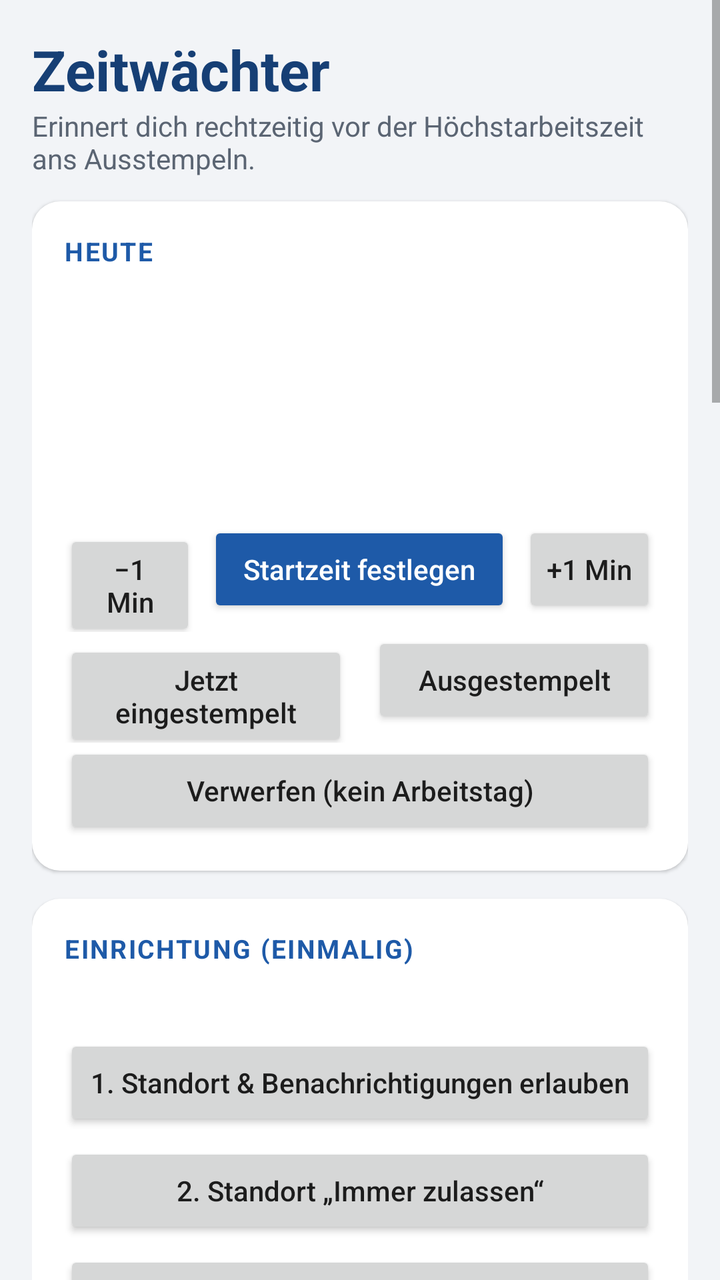
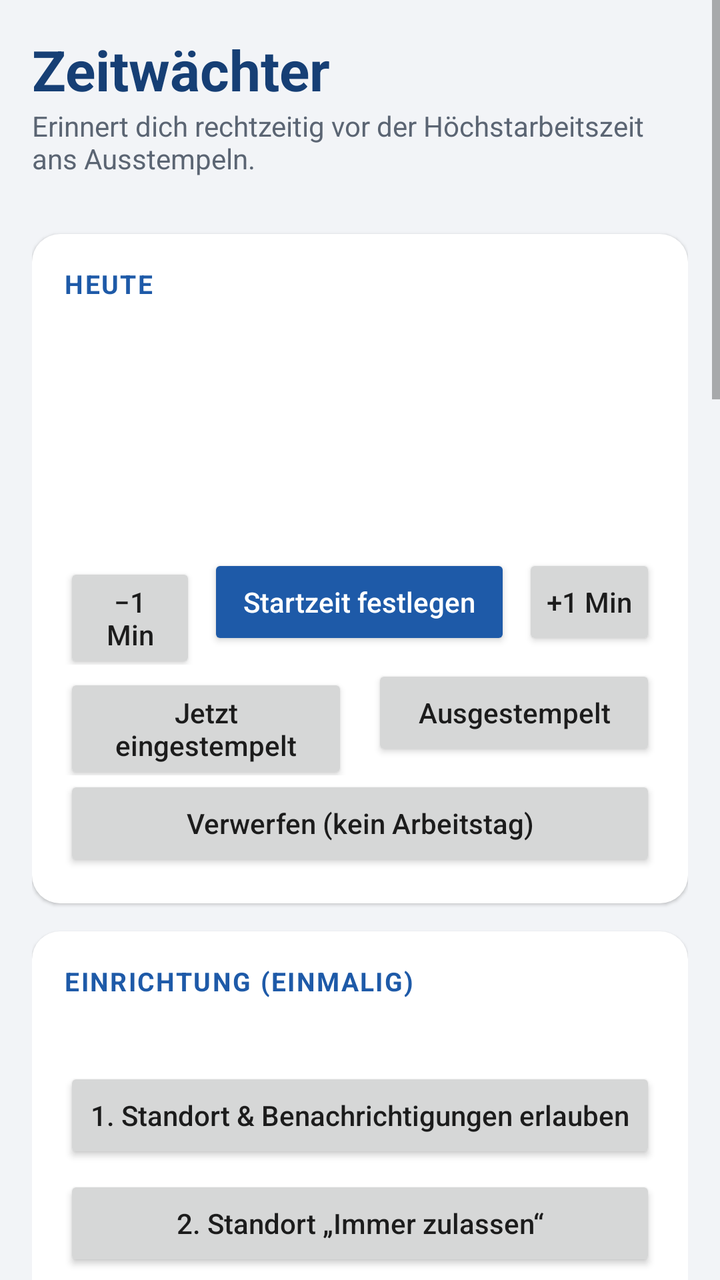

Two renders of the same Android screen: before a commit and after it. Below are the layout's source before the change and the commit's diff.
<!-- AndroidManifest.xml: application theme AppTheme -->
<!-- res/layout/activity_main.xml -->
<?xml version="1.0" encoding="utf-8"?>
<ScrollView xmlns:android="http://schemas.android.com/apk/res/android"
    android:layout_width="match_parent"
    android:layout_height="match_parent"
    android:background="@color/bg"
    android:fitsSystemWindows="true">

    <LinearLayout
        android:layout_width="match_parent"
        android:layout_height="wrap_content"
        android:orientation="vertical"
        android:padding="16dp">

        <TextView
            android:layout_width="wrap_content"
            android:layout_height="wrap_content"
            android:text="@string/app_name"
            android:textColor="@color/primary_dark"
            android:textSize="28sp"
            android:textStyle="bold" />

        <TextView
            android:layout_width="wrap_content"
            android:layout_height="wrap_content"
            android:layout_marginBottom="12dp"
            android:text="Erinnert dich rechtzeitig vor der Höchstarbeitszeit ans Ausstempeln."
            android:textColor="@color/text_secondary"
            android:textSize="14sp" />

        
        <LinearLayout style="@style/Section">

            <TextView
                style="@style/SectionTitle"
                android:text="Heute" />

            <TextView
                android:id="@+id/tvStatus"
                android:layout_width="match_parent"
                android:layout_height="wrap_content"
                android:textColor="@color/text"
                android:textSize="16sp" />

            <TextView
                android:id="@+id/tvDeadline"
                android:layout_width="match_parent"
                android:layout_height="wrap_content"
                android:layout_marginTop="8dp"
                android:textColor="@color/text"
                android:textSize="22sp"
                android:textStyle="bold" />

            <TextView
                android:id="@+id/tvRemaining"
                android:layout_width="match_parent"
                android:layout_height="wrap_content"
                android:textSize="18sp"
                android:textStyle="bold" />

            <TextView
                android:id="@+id/tvWorked"
                android:layout_width="match_parent"
                android:layout_height="wrap_content"
                android:layout_marginTop="4dp"
                android:textColor="@color/text_secondary"
                android:textSize="14sp" />

            
            <LinearLayout
                android:layout_width="match_parent"
                android:layout_height="wrap_content"
                android:layout_marginTop="12dp"
                android:orientation="horizontal">

                <Button
                    android:id="@+id/btnMinus"
                    style="@style/Btn"
                    android:layout_weight="0.7"
                    android:layout_marginEnd="6dp"
                    android:text="−1 Min" />

                <Button
                    android:id="@+id/btnEditStart"
                    style="@style/Btn"
                    android:layout_weight="1.6"
                    android:backgroundTint="@color/primary"
                    android:textColor="#FFFFFF"
                    android:text="Startzeit festlegen" />

                <Button
                    android:id="@+id/btnPlus"
                    style="@style/Btn"
                    android:layout_weight="0.7"
                    android:layout_marginStart="6dp"
                    android:text="+1 Min" />
            </LinearLayout>

            <LinearLayout
                android:layout_width="match_parent"
                android:layout_height="wrap_content"
                android:orientation="horizontal">

                <Button
                    android:id="@+id/btnStart"
                    style="@style/Btn"
                    android:layout_marginEnd="6dp"
                    android:text="Jetzt eingestempelt" />

                <Button
                    android:id="@+id/btnEnd"
                    style="@style/Btn"
                    android:layout_marginStart="6dp"
                    android:text="Ausgestempelt" />
            </LinearLayout>

            <Button
                android:id="@+id/btnDiscard"
                style="@style/BtnWide"
                android:layout_marginTop="0dp"
                android:text="Verwerfen (kein Arbeitstag)" />
        </LinearLayout>

        
        <LinearLayout style="@style/Section">

            <TextView
                style="@style/SectionTitle"
                android:text="Einrichtung (einmalig)" />

            <TextView
                android:id="@+id/tvPerms"
                android:layout_width="match_parent"
                android:layout_height="wrap_content"
                android:lineSpacingExtra="4dp"
                android:textColor="@color/text"
                android:textSize="15sp" />

            <Button
                android:id="@+id/btnPermLocation"
                style="@style/BtnWide"
                android:text="1. Standort &amp; Benachrichtigungen erlauben" />

            <Button
                android:id="@+id/btnPermBackground"
                style="@style/BtnWide"
                android:text="2. Standort „Immer zulassen“" />

            <Button
                android:id="@+id/btnPermBattery"
                style="@style/BtnWide"
                android:text="3. Akku-Optimierung &amp; Wecker" />
        </LinearLayout>

        
        <LinearLayout style="@style/Section">

            <TextView
                style="@style/SectionTitle"
                android:text="Arbeitsort" />

            <TextView
                android:id="@+id/tvGeofence"
                android:layout_width="match_parent"
                android:layout_height="wrap_content"
                android:layout_marginBottom="8dp"
                android:textColor="@color/text_secondary"
                android:textSize="14sp" />

            <Button
                android:id="@+id/btnUseCurrent"
                style="@style/BtnWide"
                android:text="Aktuellen Standort als Arbeitsort speichern" />

            <Button
                android:id="@+id/btnPasteLocation"
                style="@style/BtnWide"
                android:text="📋 Aus Zwischenablage einfügen (Google Maps)" />

            <TextView
                style="@style/Label"
                android:text="Breitengrad (oder „48.49, 9.21“ einfügen)" />

            <EditText
                android:id="@+id/etLat"
                style="@style/Field"
                android:hint="z. B. 48.491234"
                android:imeOptions="actionNext"
                android:inputType="text" />

            <TextView
                style="@style/Label"
                android:text="Längengrad" />

            <EditText
                android:id="@+id/etLon"
                style="@style/Field"
                android:hint="z. B. 9.204321"
                android:imeOptions="actionDone"
                android:inputType="numberDecimal|numberSigned" />

            <LinearLayout
                android:layout_width="match_parent"
                android:layout_height="wrap_content"
                android:layout_marginTop="6dp"
                android:orientation="horizontal">

                <Button
                    android:id="@+id/btnOpenMap"
                    style="@style/Btn"
                    android:layout_marginEnd="6dp"
                    android:text="In Karte prüfen" />

                <Button
                    android:id="@+id/btnSaveLocation"
                    style="@style/Btn"
                    android:layout_marginStart="6dp"
                    android:backgroundTint="@color/primary"
                    android:textColor="#FFFFFF"
                    android:text="✔ Arbeitsort übernehmen" />
            </LinearLayout>
        </LinearLayout>

        
        <LinearLayout style="@style/Section">

            <TextView
                style="@style/SectionTitle"
                android:text="Einstellungen" />

            <Switch
                android:id="@+id/swEnabled"
                android:layout_width="match_parent"
                android:layout_height="wrap_content"
                android:layout_marginBottom="8dp"
                android:text="Automatisch erkennen (Kommen &amp; Gehen)"
                android:textColor="@color/text"
                android:textSize="15sp" />

            <TextView
                style="@style/Label"
                android:text="Radius um den Arbeitsort (Meter, 100–300 empfohlen)" />

            <EditText
                android:id="@+id/etRadius"
                style="@style/Field"
                android:inputType="number" />

            <TextView
                style="@style/Label"
                android:text="Minuten vom Ankommen bis zur Stempeluhr" />

            <EditText
                android:id="@+id/etOffset"
                style="@style/Field"
                android:inputType="number" />

            <TextView
                style="@style/Label"
                android:text="Höchstarbeitszeit (Stunden, ohne Pause)" />

            <EditText
                android:id="@+id/etMaxHours"
                style="@style/Field"
                android:inputType="numberDecimal" />

            <TextView
                style="@style/Label"
                android:text="Pause, die dazugerechnet wird (Minuten)" />

            <EditText
                android:id="@+id/etBreak"
                style="@style/Field"
                android:inputType="number" />

            <TextView
                style="@style/Label"
                android:text="Warnungen (Minuten vorher, mit Komma getrennt)" />

            <EditText
                android:id="@+id/etWarn"
                style="@style/Field"
                android:inputType="text" />

            <TextView
                style="@style/Label"
                android:text="Kurz weg? Sitzung fortsetzen, wenn zurück innerhalb von (Minuten)" />

            <EditText
                android:id="@+id/etResume"
                style="@style/Field"
                android:inputType="number" />

            <Button
                android:id="@+id/btnSave"
                style="@style/BtnWide"
                android:backgroundTint="@color/primary"
                android:text="Speichern"
                android:textColor="#FFFFFF" />
        </LinearLayout>

        
        <LinearLayout style="@style/Section">

            <TextView
                style="@style/SectionTitle"
                android:text="Verlauf (geschätzte Zeiten)" />

            <TextView
                android:id="@+id/tvHistory"
                android:layout_width="match_parent"
                android:layout_height="wrap_content"
                android:fontFamily="monospace"
                android:lineSpacingExtra="3dp"
                android:textColor="@color/text"
                android:textIsSelectable="true"
                android:textSize="13sp" />

            <Button
                android:id="@+id/btnExport"
                style="@style/BtnWide"
                android:text="Verlauf als CSV teilen" />

            <Button
                android:id="@+id/btnEditLast"
                style="@style/BtnWide"
                android:text="Letzten Eintrag bearbeiten (Beginn / Ende)" />

            <Button
                android:id="@+id/btnDeleteLast"
                style="@style/BtnWide"
                android:text="Letzten Eintrag löschen" />
        </LinearLayout>

        <TextView
            android:layout_width="match_parent"
            android:layout_height="wrap_content"
            android:layout_marginTop="4dp"
            android:layout_marginBottom="24dp"
            android:text="Hinweis: Die App ist nur eine Erinnerungshilfe. Maßgeblich ist immer die Zeit an der Stempeluhr. Alle Daten bleiben auf diesem Handy."
            android:textColor="@color/text_secondary"
            android:textSize="12sp" />
    </LinearLayout>
</ScrollView>
<!-- resources referenced by this layout -->
<resources>
  <color name="bg">#F2F4F7</color>
  <color name="primary">#1E5AA8</color>
  <color name="primary_dark">#163F75</color>
  <color name="text">#1B1F24</color>
  <color name="text_secondary">#5B6573</color>
  <string name="app_name">Zeitwächter</string>
  <style name="Btn">
          <item name="android:layout_width">0dp</item>
          <item name="android:layout_height">wrap_content</item>
          <item name="android:layout_weight">1</item>
          <item name="android:textAllCaps">false</item>
      </style>
  <style name="BtnWide">
          <item name="android:layout_width">match_parent</item>
          <item name="android:layout_height">wrap_content</item>
          <item name="android:layout_marginTop">6dp</item>
          <item name="android:textAllCaps">false</item>
      </style>
  <style name="Field">
          <item name="android:layout_width">match_parent</item>
          <item name="android:layout_height">wrap_content</item>
          <item name="android:textColor">@color/text</item>
          <item name="android:textSize">16sp</item>
          <item name="android:singleLine">true</item>
          <item name="android:importantForAutofill">no</item>
      </style>
  <style name="Label">
          <item name="android:layout_width">match_parent</item>
          <item name="android:layout_height">wrap_content</item>
          <item name="android:layout_marginTop">8dp</item>
          <item name="android:textColor">@color/text_secondary</item>
          <item name="android:textSize">13sp</item>
      </style>
  <style name="Section">
          <item name="android:layout_width">match_parent</item>
          <item name="android:layout_height">wrap_content</item>
          <item name="android:orientation">vertical</item>
          <item name="android:background">@drawable/section_bg</item>
          <item name="android:padding">16dp</item>
          <item name="android:layout_marginBottom">14dp</item>
          <item name="android:elevation">1dp</item>
      </style>
  <style name="SectionTitle">
          <item name="android:layout_width">match_parent</item>
          <item name="android:layout_height">wrap_content</item>
          <item name="android:layout_marginBottom">8dp</item>
          <item name="android:textColor">@color/primary</item>
          <item name="android:textSize">13sp</item>
          <item name="android:textStyle">bold</item>
          <item name="android:textAllCaps">true</item>
          <item name="android:letterSpacing">0.06</item>
      </style>
  <style name="AppTheme" parent="@android:style/Theme.Material.Light.NoActionBar">
          <item name="android:colorPrimary">@color/primary</item>
          <item name="android:colorPrimaryDark">@color/primary_dark</item>
          <item name="android:colorAccent">@color/primary</item>
          <item name="android:windowBackground">@color/bg</item>
          <item name="android:statusBarColor">@color/bg</item>
          <item name="android:windowLightStatusBar">true</item>
      </style>
  <!-- drawable section_bg (drawable) -->
  <?xml version="1.0" encoding="utf-8"?>
  <shape xmlns:android="http://schemas.android.com/apk/res/android"
      android:shape="rectangle">
      <solid android:color="@color/card" />
      <corners android:radius="14dp" />
  </shape>
  <color name="card">#FFFFFF</color>
</resources>

<!-- the commit's change to res/layout/activity_main.xml (unified diff, before → after) -->
@@ -22,10 +22,17 @@
         <TextView
             android:layout_width="wrap_content"
             android:layout_height="wrap_content"
-            android:layout_marginBottom="12dp"
             android:text="Erinnert dich rechtzeitig vor der Höchstarbeitszeit ans Ausstempeln."
             android:textColor="@color/text_secondary"
             android:textSize="14sp" />
+
+        <TextView
+            android:id="@+id/tvVersion"
+            android:layout_width="wrap_content"
+            android:layout_height="wrap_content"
+            android:layout_marginBottom="12dp"
+            android:textColor="@color/text_secondary"
+            android:textSize="12sp" />
 
         
         <LinearLayout style="@style/Section">
